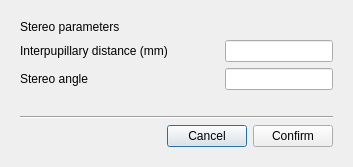
First picture: the form in app/ui/stereo_settings.ui, repository binarypillow/CM2006-2023, before the edit.
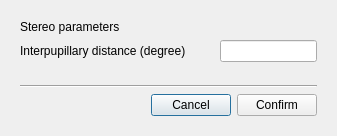
Second picture: the form after the edit.

Commit message: Fixed stereo (maybe?)

Diff of the .ui file:
```diff
--- a/app/ui/stereo_settings.ui
+++ b/app/ui/stereo_settings.ui
@@ -6,8 +6,8 @@
    <rect>
     <x>0</x>
     <y>0</y>
-    <width>353</width>
-    <height>167</height>
+    <width>337</width>
+    <height>136</height>
    </rect>
   </property>
   <property name="windowTitle">
@@ -38,7 +38,7 @@
            <string notr="true"/>
           </property>
           <property name="text">
-           <string>Interpupillary distance (mm)</string>
+           <string>Interpupillary distance (degree)</string>
           </property>
          </widget>
         </item>
@@ -70,46 +70,6 @@
         </item>
        </layout>
       </item>
-      <item>
-       <layout class="QHBoxLayout" name="horizontalLayout_3">
-        <item>
-         <widget class="QLabel" name="angle_label">
-          <property name="styleSheet">
-           <string notr="true"/>
-          </property>
-          <property name="text">
-           <string>Stereo angle</string>
-          </property>
-         </widget>
-        </item>
-        <item>
-         <spacer name="horizontalSpacer">
-          <property name="orientation">
-           <enum>Qt::Horizontal</enum>
-          </property>
-          <property name="sizeHint" stdset="0">
-           <size>
-            <width>40</width>
-            <height>20</height>
-           </size>
-          </property>
-         </spacer>
-        </item>
-        <item alignment="Qt::AlignRight">
-         <widget class="QLineEdit" name="angle_line_edit">
-          <property name="maximumSize">
-           <size>
-            <width>114</width>
-            <height>16777215</height>
-           </size>
-          </property>
-          <property name="styleSheet">
-           <string notr="true"/>
-          </property>
-         </widget>
-        </item>
-       </layout>
-      </item>
       <item>
        <spacer name="verticalSpacer">
         <property name="orientation">
@@ -154,6 +114,9 @@
         </item>
         <item>
          <widget class="QPushButton" name="ok_button">
+          <property name="enabled">
+           <bool>true</bool>
+          </property>
           <property name="styleSheet">
            <string notr="true"/>
           </property>
```
Left out of the diff: 2 changed lines with no effect on the pictures. The commit also changes 4 other files.
